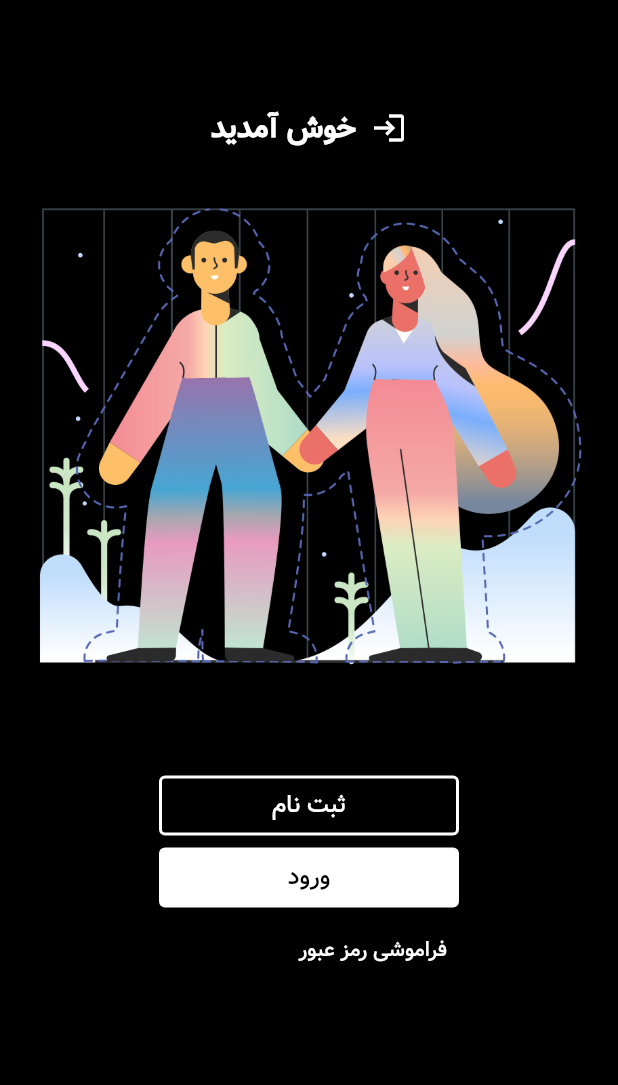
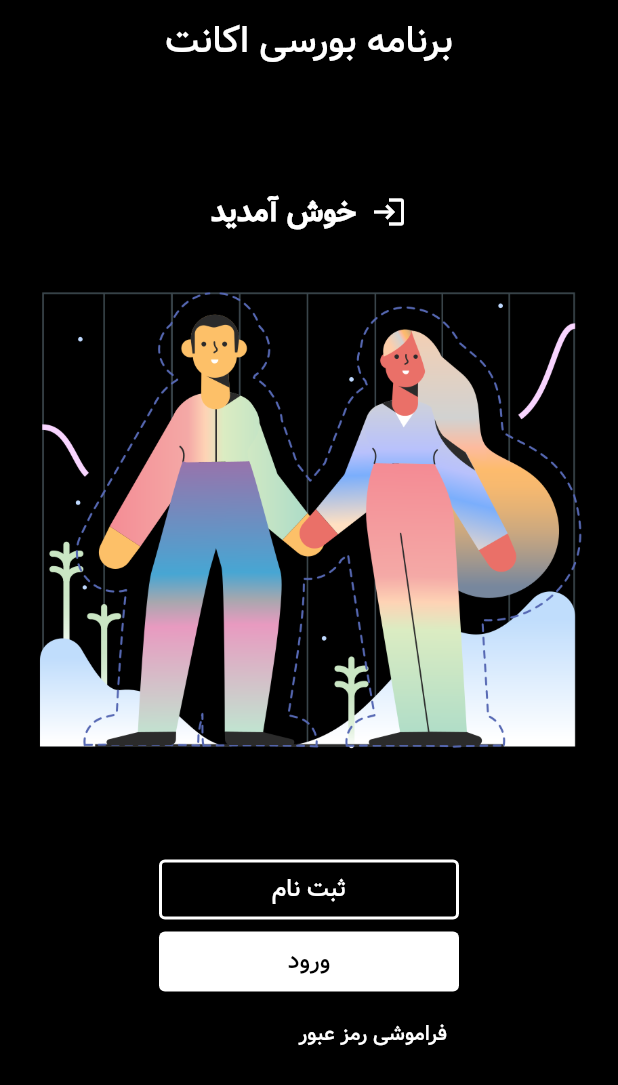
Before and after one commit to Milad-heydarloo/vip_signal, a Flutter app: the screen it shows after launch, on a phone screen of 412 x 824 dp. Shown: the top 1085 px of the screen. Run offline on Flutter 3.47's test engine with Material 2 defaults, Android fonts, the phone set to English and light mode, and no system bars.

Commit message:
Set appbar

```diff
--- a/lib/login_page.dart
+++ b/lib/login_page.dart
@@ -12,11 +12,24 @@ class run_app_two extends StatelessWidget {
     ));
   }
 
+  PreferredSizeWidget _app_bar() {
+    return AppBar(
+      backgroundColor: Colors.black,
+      centerTitle: true,
+      titleTextStyle: TextStyle(color: Colors.white),
+      title: Text(
+        'برنامه بورسی اکانت',
+        style: TextStyle(fontSize: 25, fontFamily: 'vazir'),
+      ),
+    );
+  }
+
   @override
   Widget build(
     BuildContext context,
   ) {
     return Scaffold(
+      appBar: _app_bar(),
       backgroundColor: Colors.black,
       body: SafeArea(
         //  child: Rating(),
```
